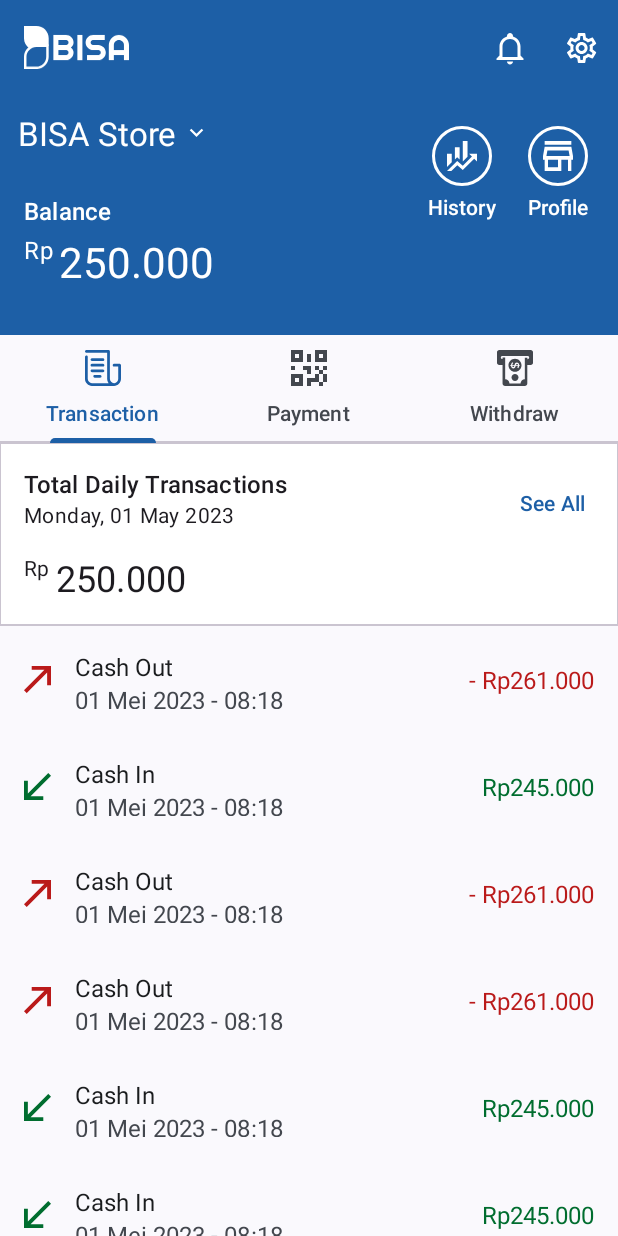
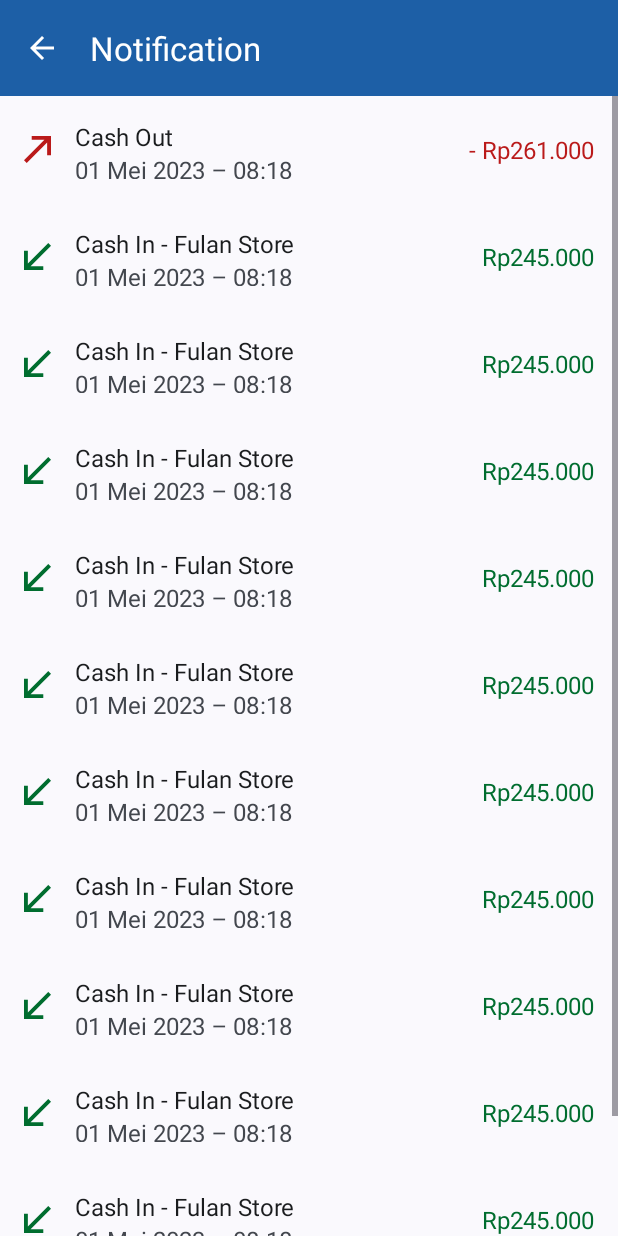
Before and after one commit to anddfian/bisamerchant, an Android app: the HomeActivity screen opened directly, with no data from a screen before it, after a tap on "Notification", on a phone screen of 412 x 824 dp. Run offline under Robolectric (Android 15) with nearby library versions, the phone set to English and light mode, and no system bars.

Commit message:
[QR-014] Create Notification Screen - UI
* Create Notification Screen

```diff
--- a/app/src/main/AndroidManifest.xml
+++ b/app/src/main/AndroidManifest.xml
@@ -12,6 +12,9 @@
         android:supportsRtl="true"
         android:theme="@style/Theme.BISAMerchant"
         tools:targetApi="31">
+        <activity
+            android:name=".ui.notification.NotificationActivity"
+            android:exported="false" />
         <activity
             android:name=".ui.home.HomeActivity"
             android:exported="false" />
--- a/app/src/main/java/com/bangkit/bisamerchant/ui/home/HomeActivity.kt
+++ b/app/src/main/java/com/bangkit/bisamerchant/ui/home/HomeActivity.kt
@@ -11,6 +11,7 @@ import androidx.core.content.ContextCompat
 import androidx.viewpager2.widget.ViewPager2
 import com.bangkit.bisamerchant.R
 import com.bangkit.bisamerchant.databinding.ActivityHomeBinding
+import com.bangkit.bisamerchant.ui.notification.NotificationActivity
 import com.bangkit.bisamerchant.ui.setting.SettingActivity
 import com.google.android.material.tabs.TabLayout
 import com.google.android.material.tabs.TabLayoutMediator
@@ -50,7 +51,7 @@ class HomeActivity : AppCompatActivity() {
     override fun onOptionsItemSelected(item: MenuItem): Boolean {
         return when (item.itemId) {
             R.id.action_notification -> {
-//                startActivity(Intent(this@HomeActivity, NotificationActivity::class.java))
+                startActivity(Intent(this@HomeActivity, NotificationActivity::class.java))
                 true
             }
 
--- /dev/null
+++ b/app/src/main/java/com/bangkit/bisamerchant/ui/notification/NotificationActivity.kt
@@ -0,0 +1,38 @@
+package com.bangkit.bisamerchant.ui.notification
+
+import androidx.appcompat.app.AppCompatActivity
+import android.os.Bundle
+import android.view.MenuItem
+import com.bangkit.bisamerchant.databinding.ActivityNotificationBinding
+
+class NotificationActivity : AppCompatActivity() {
+
+    private var _binding: ActivityNotificationBinding? = null
+    private val binding get() = _binding!!
+    override fun onCreate(savedInstanceState: Bundle?) {
+        super.onCreate(savedInstanceState)
+        _binding = ActivityNotificationBinding.inflate(layoutInflater)
+        setContentView(binding.root)
+
+        setSupportActionBar(binding.topAppBar)
+        supportActionBar?.apply {
+            setDisplayHomeAsUpEnabled(true)
+            setDisplayShowTitleEnabled(true)
+            title = "Notification"
+        }
+    }
+
+    override fun onOptionsItemSelected(item: MenuItem): Boolean {
+        return when (item.itemId) {
+            android.R.id.home -> {
+                onBackPressedDispatcher.onBackPressed()
+                true
+            }
+            else -> super.onOptionsItemSelected(item)
+        }
+    }
+    override fun onDestroy() {
+        super.onDestroy()
+        _binding = null
+    }
+}
--- /dev/null
+++ b/app/src/main/res/layout/activity_notification.xml
@@ -0,0 +1,68 @@
+<?xml version="1.0" encoding="utf-8"?>
+<androidx.constraintlayout.widget.ConstraintLayout xmlns:android="http://schemas.android.com/apk/res/android"
+    xmlns:app="http://schemas.android.com/apk/res-auto"
+    xmlns:tools="http://schemas.android.com/tools"
+    android:layout_width="match_parent"
+    android:layout_height="match_parent"
+    tools:context=".ui.notification.NotificationActivity">
+
+    <com.google.android.material.appbar.AppBarLayout
+        android:id="@+id/top_app_bar_container"
+        android:layout_width="match_parent"
+        android:layout_height="wrap_content"
+        android:backgroundTint="?attr/colorPrimary"
+        app:layout_constraintStart_toStartOf="parent"
+        app:layout_constraintTop_toTopOf="parent"
+        app:paddingEnd="16dp">
+
+        <com.google.android.material.appbar.MaterialToolbar
+            android:id="@+id/top_app_bar"
+            android:layout_width="match_parent"
+            android:layout_height="?attr/actionBarSize"
+            app:navigationIconTint="@color/white"
+            app:titleTextColor="@color/white" />
+
+    </com.google.android.material.appbar.AppBarLayout>
+
+    <ScrollView
+        android:layout_width="match_parent"
+        android:layout_height="wrap_content"
+        app:layout_constraintTop_toBottomOf="@id/top_app_bar_container">
+
+        <LinearLayout
+            android:layout_width="match_parent"
+            android:layout_height="wrap_content"
+            android:orientation="vertical">
+
+            <include layout="@layout/transaction_out_card" />
+
+            <include layout="@layout/notification_transaction_in_card" />
+
+            <include layout="@layout/notification_transaction_in_card" />
+
+            <include layout="@layout/notification_transaction_in_card" />
+
+            <include layout="@layout/notification_transaction_in_card" />
+
+            <include layout="@layout/notification_transaction_in_card" />
+
+            <include layout="@layout/notification_transaction_in_card" />
+
+            <include layout="@layout/notification_transaction_in_card" />
+
+            <include layout="@layout/notification_transaction_in_card" />
+
+            <include layout="@layout/notification_transaction_in_card" />
+
+            <include layout="@layout/notification_transaction_in_card" />
+
+            <include layout="@layout/notification_transaction_in_card" />
+
+            <include layout="@layout/notification_transaction_in_card" />
+
+            <include layout="@layout/notification_transaction_in_card" />
+
+
+        </LinearLayout>
+    </ScrollView>
+</androidx.constraintlayout.widget.ConstraintLayout>
--- /dev/null
+++ b/app/src/main/res/layout/notification_transaction_in_card.xml
@@ -0,0 +1,61 @@
+<?xml version="1.0" encoding="utf-8"?>
+<com.google.android.material.card.MaterialCardView xmlns:android="http://schemas.android.com/apk/res/android"
+    xmlns:app="http://schemas.android.com/apk/res-auto"
+    xmlns:tools="http://schemas.android.com/tools"
+    android:id="@+id/transaction_in_card"
+    style="@style/Widget.Material3.CardView.Filled"
+    android:layout_width="match_parent"
+    android:layout_height="71dp"
+    app:cardBackgroundColor="?attr/colorSurface"
+    app:cardCornerRadius="0dp">
+
+    <RelativeLayout
+        android:layout_width="match_parent"
+        android:layout_height="wrap_content"
+        android:padding="16dp">
+
+        <ImageView
+            android:id="@+id/iv_transaction_in_img"
+            android:layout_width="18dp"
+            android:layout_height="18dp"
+            android:layout_alignParentStart="true"
+            android:layout_centerVertical="true"
+            android:layout_marginEnd="16dp"
+            android:contentDescription="@string/icon_transaction_in"
+            android:src="@drawable/ic_arrow_bottom_left_24"
+            tools:ignore="ImageContrastCheck" />
+
+        <TextView
+            android:id="@+id/transaction_in_title"
+            android:layout_width="wrap_content"
+            android:layout_height="wrap_content"
+            android:layout_toEndOf="@id/iv_transaction_in_img"
+            android:text="@string/cash_in_example_1"
+            android:textColor="?attr/colorOnSurface"
+            android:textSize="16sp"
+            tools:ignore="RelativeOverlap" />
+
+        <TextView
+            android:id="@+id/transaction_in_support"
+            android:layout_width="wrap_content"
+            android:layout_height="wrap_content"
+            android:layout_below="@id/transaction_in_title"
+            android:layout_toEndOf="@+id/iv_transaction_in_img"
+            android:text="@string/transaction_date_example"
+            android:textColor="?attr/colorOnSurfaceVariant"
+            android:textSize="16sp"
+            tools:ignore="RelativeOverlap" />
+
+        <TextView
+            android:id="@+id/amount_in"
+            android:layout_width="wrap_content"
+            android:layout_height="wrap_content"
+            android:layout_alignParentEnd="true"
+            android:layout_centerVertical="true"
+            android:text="@string/transaction_in_amount_example"
+            android:textColor="?attr/colorSuccess"
+            android:textSize="16sp"
+            tools:ignore="RelativeOverlap" />
+
+    </RelativeLayout>
+</com.google.android.material.card.MaterialCardView>
--- a/app/src/main/res/values/strings.xml
+++ b/app/src/main/res/values/strings.xml
@@ -37,8 +37,6 @@
         <item>Frequently Asked Questions</item>
         <item>Customer Care</item>
     </array>
-    <!-- TODO: Remove or change this placeholder text -->
-    <string name="hello_blank_fragment">Hello blank fragment</string>
     <string name="enter_amount">Enter Amount</string>
     <string name="amount">Amount</string>
     <string name="bank_name">Bank Name</string>
@@ -54,10 +52,11 @@
     <string name="date_example">Monday, 01 May 2023</string>
     <string name="rupiah">Rp</string>
     <string name="cash_out">Cash Out</string>
-    <string name="transaction_date_example">01 Mei 2023 - 08:18</string>
+    <string name="transaction_date_example">01 Mei 2023 – 08:18</string>
     <string name="transaction_out_amount_example">- Rp261.000</string>
     <string name="transaction_in_amount_example">Rp245.000</string>
     <string name="cash_in">Cash In</string>
+    <string name="cash_in_example_1">Cash In - Fulan Store</string>
     <string name="money_example">250.000</string>
     <string name="balance">Balance</string>
     <string name="bisa_store">BISA Store</string>
```
